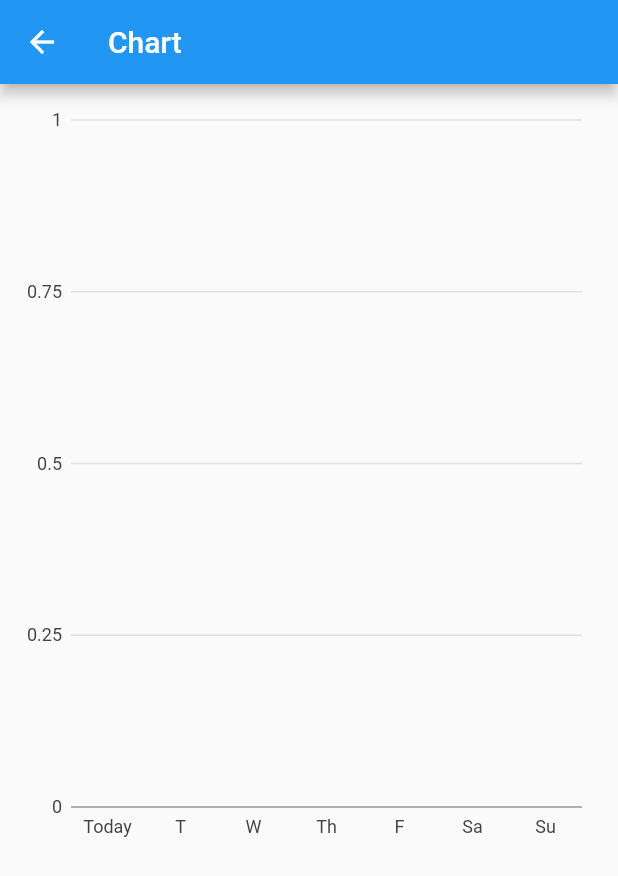
After one commit to Abdullahsrwr/reminder-app, a Flutter app: the screen it shows after launch, after a tap on the "bar chart" icon, on a phone screen of 412 x 824 dp. The commit adds this screen. Shown: the top 876 px of the screen. Run offline on Flutter 3.47's test engine with Material 2 defaults, Android fonts, the phone set to English and light mode, and no system bars; our stand-ins replace charts_flutter_new, cloud_firestore, firebase_core, flutter_local_notifications, sqflite, timezone; accounts and stored records are empty.

Commit message:
Charts pages added, schedule datachart updated

```diff
--- /dev/null
+++ b/groupproject/lib/controller/task_chart.dart
@@ -0,0 +1,103 @@
+import 'package:flutter/material.dart';
+import 'package:groupproject/database/firebase_manager.dart';
+import 'package:groupproject/models/task.dart';
+import 'package:charts_flutter_new/flutter.dart' as charts;
+
+class showChart extends StatefulWidget {
+  const showChart({Key? key, required this.title, required this.data}) : super(key: key);
+
+  final String title;
+  final List<Task> data;
+
+  @override
+  State<showChart> createState() => _showChartState();
+}
+
+
+class _showChartState extends State<showChart>{
+  final _formKey = GlobalKey<FormState>();
+
+
+  @override
+  Widget build(BuildContext context) {
+    var weekdays = ['M', 'T', 'W', 'Th', 'F', 'Sa', 'Su'];
+    final taskDataList = [
+      new taskData((getTasksPerDay(fireTaskList)[0]), "Today"),
+      new taskData((getTasksPerDay(fireTaskList)[1]), weekdays[((DateTime.now().weekday+1)-1)%7]),
+      new taskData((getTasksPerDay(fireTaskList)[2]), weekdays[((DateTime.now().weekday+2)-1)%7]),
+      new taskData((getTasksPerDay(fireTaskList)[3]), weekdays[((DateTime.now().weekday+3)-1)%7]),
+      new taskData((getTasksPerDay(fireTaskList)[4]), weekdays[((DateTime.now().weekday+4)-1)%7]),
+      new taskData((getTasksPerDay(fireTaskList)[5]), weekdays[((DateTime.now().weekday+5)-1)%7]),
+      new taskData((getTasksPerDay(fireTaskList)[6]), weekdays[((DateTime.now().weekday+6)-1)%7]),
+    ];
+    return Scaffold(
+      appBar: AppBar(
+        title: Text(widget.title),
+      ),
+      body: Container(
+        padding: EdgeInsets.all(10),
+        child: SizedBox (
+          height: 500,
+          child: charts.BarChart(
+            vertical:true,
+            [
+              charts.Series(
+                id: "Tasks per day",
+                domainFn: (task,_) => task.dayName,
+                measureFn: (task,_) => task.numPerDay,
+                data: taskDataList
+              )
+            ]
+          )
+
+          ),
+          ),
+
+
+      );
+
+  }
+
+  List<int> getTasksPerDay(List<Task> data){
+    List<int> temp = [0,0,0,0,0,0,0];
+    fireTaskList.forEach((element) {
+      int seconds = element.date!.toInt();
+      DateTime? date = DateTime.fromMillisecondsSinceEpoch(seconds);
+      if (DateTime.now().day + 0 == date.day){
+        temp[0] = temp[0] + 1;
+      }
+      else if (DateTime.now().day + 1 == date.day){
+        temp[1] = temp[1] + 1;
+      }
+      else if (DateTime.now().day + 2 == date.day){
+        temp[2] = temp[2] + 1;
+      }
+      else if (DateTime.now().day + 3 == date.day){
+        temp[3] = temp[3] + 1;
+      }
+      else if (DateTime.now().day + 4 == date.day){
+        temp[4] = temp[4] + 1;
+      }
+      else if (DateTime.now().day + 5 == date.day){
+        temp[5] = temp[5] + 1;
+      }
+      else if (DateTime.now().day + 6 == date.day){
+        temp[6] = temp[6] + 1;
+      }
+
+    });
+    return temp;
+  }
+
+
+
+}
+
+class taskData{
+    int numPerDay;
+    String dayName;
+
+    taskData(this.numPerDay, this.dayName);
+
+
+  }
--- a/groupproject/lib/main.dart
+++ b/groupproject/lib/main.dart
@@ -9,6 +9,7 @@ import 'models/task_model.dart';
 import 'package:firebase_core/firebase_core.dart';
 import 'database/firebase_manager.dart';
 import 'controller/task_table.dart';
+import 'package:groupproject/controller/task_chart.dart';
 
 void main() {
   runApp(const MyApp());
@@ -65,7 +66,6 @@ class _MyHomePageState extends State<MyHomePage> {
                 title: Text(widget.title),
                 actions: [
                   IconButton(onPressed:
-
                    (){
                     setState(() {});
                     }
@@ -84,6 +84,20 @@ class _MyHomePageState extends State<MyHomePage> {
                         );
                     },
                     icon: Icon(Icons.calendar_month),
+                  ),
+
+                  IconButton(
+                    onPressed: (){
+                      Navigator.push(
+                        context,
+                        MaterialPageRoute(
+                          builder: (context) => showChart(
+                            title: 'Chart',
+                            data: fireTaskList,
+                          )),
+                        );
+                    },
+                    icon: Icon(Icons.bar_chart),
                   ),
 
                   IconButton(
--- a/groupproject/pubspec.yaml
+++ b/groupproject/pubspec.yaml
@@ -40,6 +40,7 @@ dependencies:
   sqflite: ^2.2.0+3
   firebase_core: ^2.2.0
   cloud_firestore: ^4.0.5
+  charts_flutter_new: ^0.12.0
 
 dev_dependencies:
   flutter_test:
```
Also changed, not shown: groupproject/lib/controller/task_table.dart (+37 -12 lines), groupproject/pubspec.lock.
